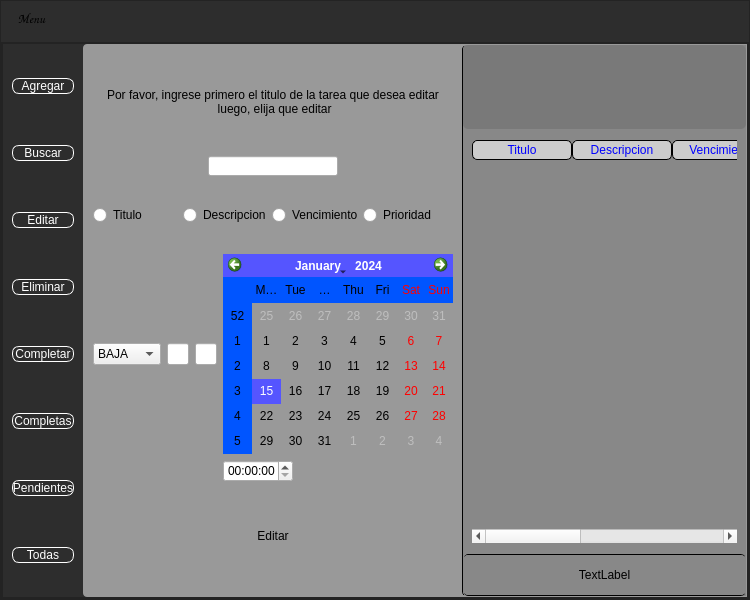
IgnacioP90/proyecto_tareas, file proyecto_tareas.ui: the form before one commit.
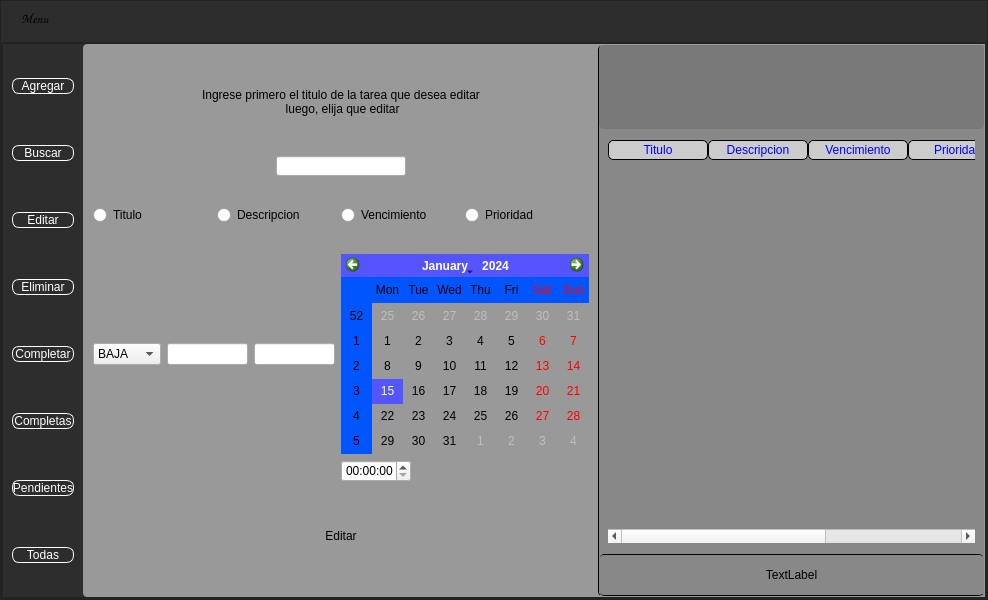
The form after the commit. Icons and pictures are not drawn.

Commit message: cambios varios

What changed in the file:
```diff
--- a/proyecto_tareas.ui
+++ b/proyecto_tareas.ui
@@ -6,7 +6,7 @@
    <rect>
     <x>0</x>
     <y>0</y>
-    <width>750</width>
+    <width>988</width>
     <height>600</height>
    </rect>
   </property>
@@ -849,7 +849,7 @@
                                </size>
                               </property>
                               <property name="text">
-                               <string>Por favor, ingrese primero el titulo de la tarea que desea editar
+                               <string>Ingrese primero el titulo de la tarea que desea editar
  luego, elija que editar</string>
                               </property>
                               <property name="alignment">
```
Left out of the diff: 2 changed lines with no effect on the pictures. The commit also changes 1 other file.
